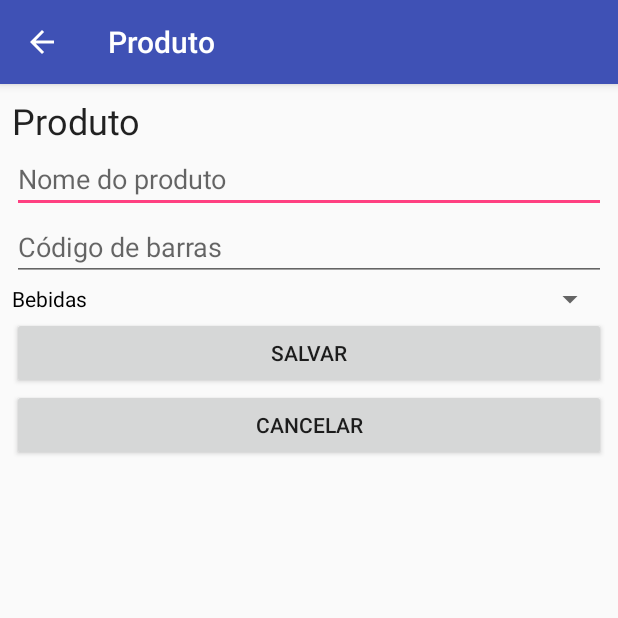
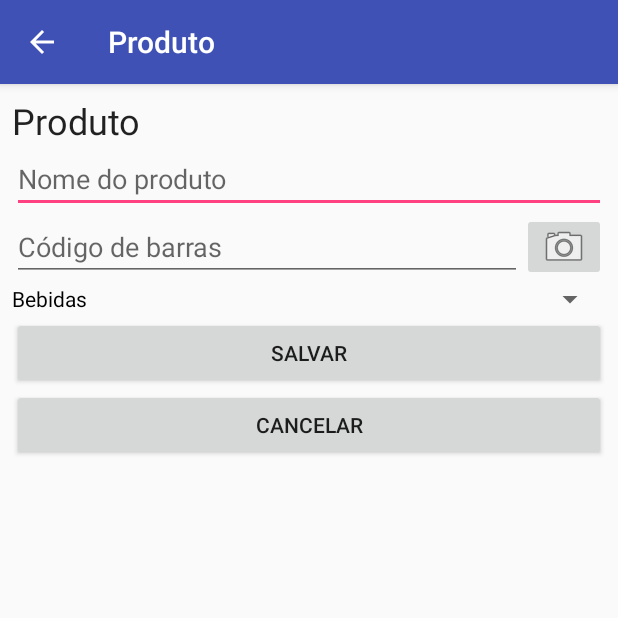
Before and after one commit to Lnanjos/ValidityCheckAPP, an Android app: the ProdutoEditorActivity screen opened directly, with no data from a screen before it, on a phone screen of 412 x 824 dp, the top half of it. Run offline under Robolectric (Android 15) with nearby library versions, the light colour scheme and no system bars; 1 statement that could not run was skipped.

Commit message:
add scan barcode to produtoEditor

```diff
--- a/app/build.gradle
+++ b/app/build.gradle
@@ -29,5 +29,6 @@ dependencies {
     compile 'com.android.support.constraint:constraint-layout:1.0.2'
     compile 'com.android.support:support-v4:25.3.1'
     compile 'com.android.support:design:25.3.1'
+    compile 'com.google.android.gms:play-services-vision:10.2.6'
     testCompile 'junit:junit:4.12'
 }
--- a/app/src/main/res/layout/activity_produto_editor.xml
+++ b/app/src/main/res/layout/activity_produto_editor.xml
@@ -1,5 +1,6 @@
 <?xml version="1.0" encoding="utf-8"?>
 <RelativeLayout xmlns:android="http://schemas.android.com/apk/res/android"
+    xmlns:app="http://schemas.android.com/apk/res-auto"
     xmlns:tools="http://schemas.android.com/tools"
     android:orientation="vertical"
     android:layout_width="match_parent"
@@ -63,8 +64,8 @@
         android:layout_below="@+id/editText_nomeProduto"
         android:layout_alignParentLeft="true"
         android:layout_alignParentStart="true"
-        android:layout_alignParentRight="true"
-        android:layout_alignParentEnd="true" />
+        android:layout_toLeftOf="@+id/scan"
+        android:layout_toStartOf="@+id/scan" />
 
     <Spinner
         android:layout_width="match_parent"
@@ -76,4 +77,14 @@
 
     </Spinner>
 
+    <ImageButton
+        android:id="@+id/scan"
+        android:layout_width="wrap_content"
+        android:layout_height="wrap_content"
+        android:layout_alignParentEnd="true"
+        android:layout_alignParentRight="true"
+        android:layout_below="@+id/editText_nomeProduto"
+        app:srcCompat="@android:drawable/ic_menu_camera"
+        android:layout_above="@+id/spinner" />
+
 </RelativeLayout>
--- a/app/src/main/res/values/colors.xml
+++ b/app/src/main/res/values/colors.xml
@@ -3,4 +3,5 @@
     <color name="colorPrimary">#3F51B5</color>
     <color name="colorPrimaryDark">#303F9F</color>
     <color name="colorAccent">#FF4081</color>
+    <color name="white">#00ffffff</color>
 </resources>
```
Also changed, not shown: app/src/main/AndroidManifest.xml (+16 -0 lines), app/src/main/java/com/validycheck/ProdutoEditorActivity.java (+33 -1 lines), app/src/main/java/com/validycheck/ScanBarcodeActivity.java (added, +95 -0 lines), app/src/main/res/layout/activity_scan_barcode.xml (added, +12 -0 lines).
